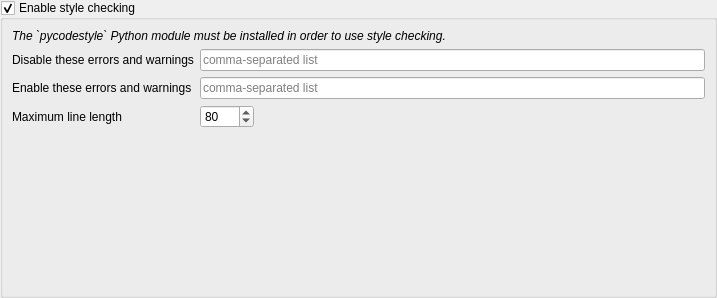
The window that pep8kcm/pep8.ui (KDE/kdev-python) describes before a commit, drawn with Qt 5.
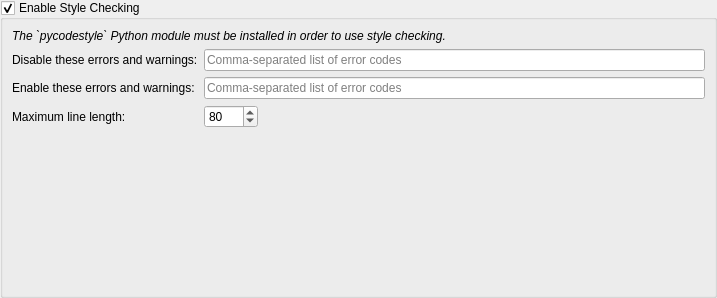
The same window after the commit.

Commit message: Fix strings, respect KDE HIG

Patch:
```diff
--- a/pep8kcm/pep8.ui
+++ b/pep8kcm/pep8.ui
@@ -26,7 +26,7 @@
    <item>
     <widget class="QGroupBox" name="enableChecking">
      <property name="title">
-      <string>Enable style checking</string>
+      <string>Enable Style Checking</string>
      </property>
      <property name="checkable">
       <bool>true</bool>
@@ -41,28 +41,28 @@
          <bool>false</bool>
         </property>
         <property name="placeholderText">
-         <string>comma-separated list</string>
+         <string>Comma-separated list of error codes</string>
         </property>
        </widget>
       </item>
       <item row="2" column="0">
        <widget class="QLabel" name="label_2">
         <property name="text">
-         <string>Enable these errors and warnings</string>
+         <string>Enable these errors and warnings:</string>
         </property>
        </widget>
       </item>
       <item row="2" column="1">
        <widget class="QLineEdit" name="enableErrors">
         <property name="placeholderText">
-         <string>comma-separated list</string>
+         <string>Comma-separated list of error codes</string>
         </property>
        </widget>
       </item>
       <item row="3" column="0">
        <widget class="QLabel" name="label_3">
         <property name="text">
-         <string>Maximum line length</string>
+         <string>Maximum line length:</string>
         </property>
        </widget>
       </item>
@@ -85,7 +85,7 @@
       <item row="1" column="0">
        <widget class="QLabel" name="label">
         <property name="text">
-         <string>Disable these errors and warnings</string>
+         <string>Disable these errors and warnings:</string>
         </property>
        </widget>
       </item>
```
